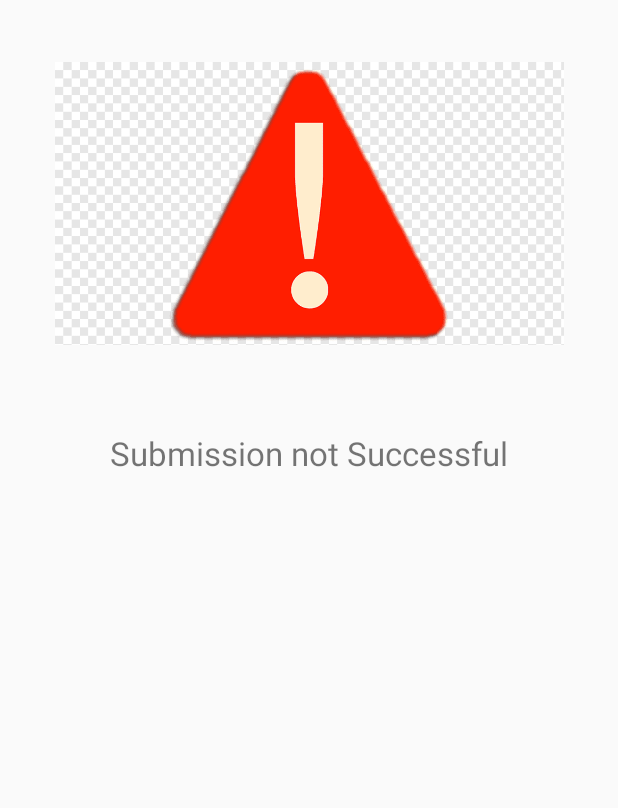
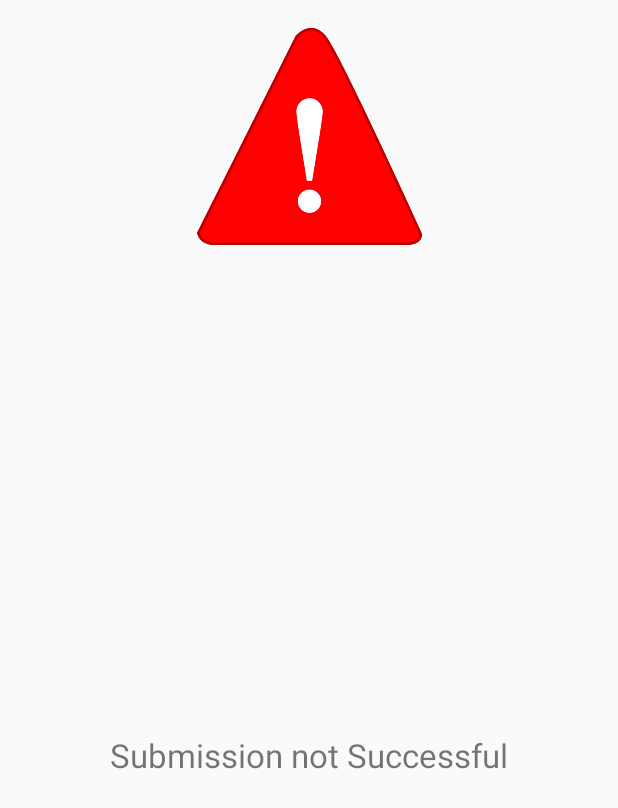
Before and after one commit to donmarsh/gadsLeaderBoardAndroid, an Android app: the layout error_submission.xml on its own in the app's theme, with its tools: preview values and no code run, on a phone screen of 412 x 824 dp. Shown: the top 808 px of the screen. Run offline under Robolectric (Android 15) with nearby library versions, the light colour scheme and no system bars; network calls fail.

Commit message:
Updated images and dialogs again.

```diff
--- a/app/src/main/java/com/marshsoft/gadsleaderboard/LearningLeaderBoard.kt
+++ b/app/src/main/java/com/marshsoft/gadsleaderboard/LearningLeaderBoard.kt
@@ -14,6 +14,7 @@ import com.android.volley.RequestQueue
 import com.android.volley.Response
 import com.android.volley.toolbox.StringRequest
 import com.android.volley.toolbox.Volley
+import kotlinx.android.synthetic.main.fragment_learning_leader_board.*
 
 /**
  * A simple [Fragment] subclass.
@@ -31,12 +32,13 @@ class LearningLeaderBoard : Fragment() {
         super.onCreate(savedInstanceState)
         queue = Volley.newRequestQueue(activity)
         onCreateComponent()
+
         // Request a string response from the provided URL.
         val stringRequest = StringRequest(
 
             Request.Method.GET, ApiHelper().buildUrl(false),
             { response ->
-
+                prglearningLeaders.visibility = View.INVISIBLE
                 leaders.addAll(ApiHelper().getLeadersFromJson(response))
                 val sortedLeaders = ArrayList(leaders.sortedWith(compareByDescending { it.hours }))
                 leaders.clear()
@@ -44,8 +46,10 @@ class LearningLeaderBoard : Fragment() {
                 adapter.notifyDataSetChanged()
 
 
+
             },
             {
+                prglearningLeaders.visibility = View.INVISIBLE
                 val toast = Toast.makeText(context, "Error retrieving Learning Leaders", Toast.LENGTH_SHORT)
                 toast.show()
             }
--- a/app/src/main/res/layout/custom_success_dialog.xml
+++ b/app/src/main/res/layout/custom_success_dialog.xml
@@ -8,15 +8,15 @@
 
     <ImageView
         android:id="@+id/imgSuccess"
-        android:layout_width="339dp"
-        android:layout_height="239dp"
+        android:layout_width="150dp"
+        android:layout_height="150dp"
         android:layout_marginStart="16dp"
         android:layout_marginTop="16dp"
         android:layout_marginEnd="16dp"
         app:layout_constraintEnd_toEndOf="parent"
         app:layout_constraintStart_toStartOf="parent"
         app:layout_constraintTop_toTopOf="parent"
-        app:srcCompat="@drawable/success_icon" />
+        app:srcCompat="@drawable/success" />
 
     <TextView
         android:id="@+id/tvSuccessSubmission"
--- a/app/src/main/res/layout/error_submission.xml
+++ b/app/src/main/res/layout/error_submission.xml
@@ -8,15 +8,15 @@
 
     <ImageView
         android:id="@+id/imgSuccess"
-        android:layout_width="339dp"
-        android:layout_height="239dp"
+        android:layout_width="150dp"
+        android:layout_height="150dp"
         android:layout_marginStart="16dp"
         android:layout_marginTop="16dp"
         android:layout_marginEnd="16dp"
         app:layout_constraintEnd_toEndOf="parent"
         app:layout_constraintStart_toStartOf="parent"
         app:layout_constraintTop_toTopOf="parent"
-        app:srcCompat="@drawable/error_warning" />
+        app:srcCompat="@drawable/failure" />
 
     <TextView
         android:id="@+id/tvSuccessSubmission"
@@ -25,8 +25,10 @@
         android:layout_marginStart="16dp"
         android:layout_marginTop="32dp"
         android:layout_marginEnd="16dp"
+        android:layout_marginBottom="16dp"
         android:text="@string/submission_not_successful"
         android:textSize="22sp"
+        app:layout_constraintBottom_toBottomOf="parent"
         app:layout_constraintEnd_toEndOf="parent"
         app:layout_constraintStart_toStartOf="parent"
         app:layout_constraintTop_toBottomOf="@+id/imgSuccess" />
```
Also changed, not shown: app/src/main/java/com/marshsoft/gadsleaderboard/SkillLeaderBoard.kt (+8 -2 lines), app/src/main/res/layout/fragment_learning_leader_board.xml (+8 -0 lines), app/src/main/res/layout/fragment_skill_leader_board.xml (+8 -0 lines), app/src/main/res/drawable-v24/failure.png (added), app/src/main/res/drawable-v24/success.png (added).
